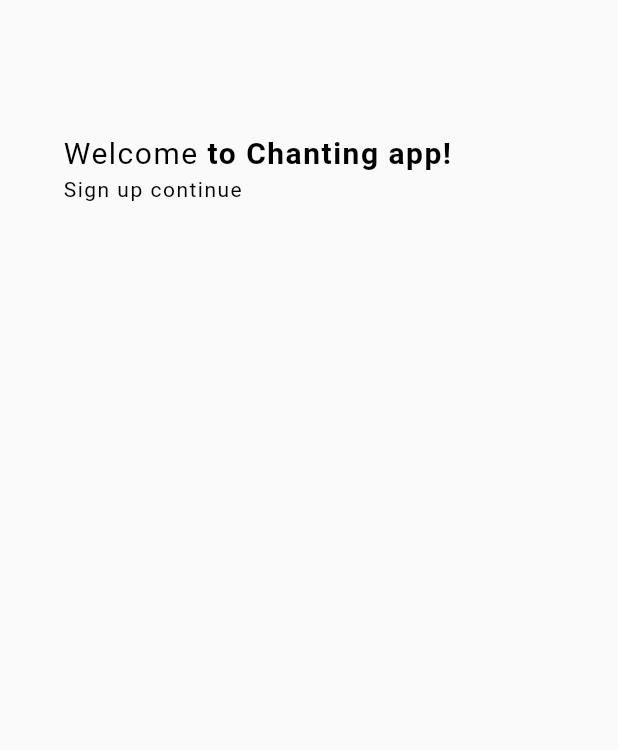
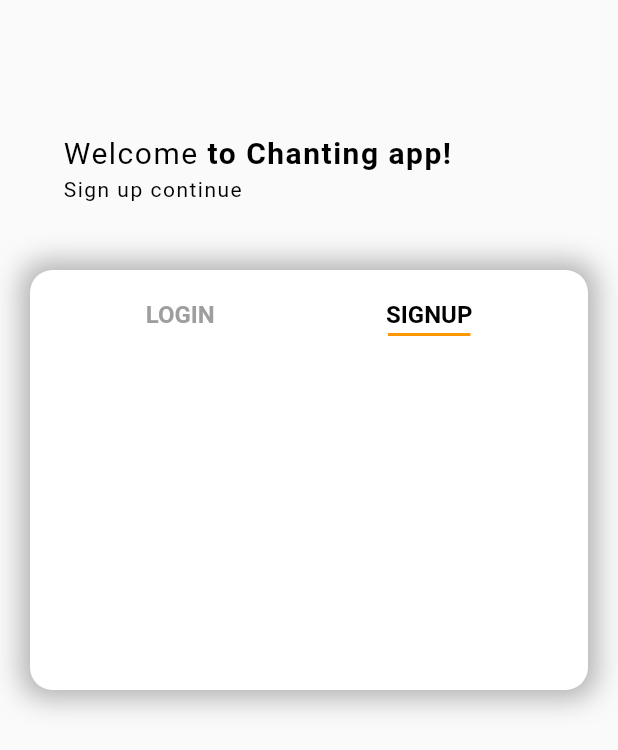
Before and after one commit to Yoochanhong/chat_app, a Flutter app: the screen it shows after launch, on a phone screen of 412 x 824 dp. Shown: the top 750 px of the screen. Run offline on Flutter 3.47's test engine with Material 2 defaults, Android fonts, the phone set to English and light mode, and no system bars.

Commit message:
⚜️ :: 로그인 창 & 로그인 회원가입 버튼 추가

```diff
--- a/lib/login_screen.dart
+++ b/lib/login_screen.dart
@@ -60,6 +60,82 @@ class _LoginScreenState extends State<LoginScreen> {
               ),
             ),
           ),
+          Positioned(
+            top: 180,
+            child: Container(
+              padding: EdgeInsets.all(20.0),
+              height: 280,
+              width: MediaQuery.of(context).size.width - 40,
+              margin: EdgeInsets.symmetric(horizontal: 20),
+              decoration: BoxDecoration(
+                  color: Colors.white,
+                  borderRadius: BorderRadius.circular(15.0),
+                  boxShadow: [
+                    BoxShadow(
+                      color: Colors.black.withOpacity(0.3),
+                      blurRadius: 15,
+                      spreadRadius: 5,
+                    ),
+                  ]),
+              child: Row(
+                mainAxisAlignment: MainAxisAlignment.spaceAround,
+                children: [
+                  GestureDetector(
+                    onTap: () {
+                      setState(() {
+                        isSignupScreen = false;
+                      });
+                    },
+                    child: Column(
+                      children: [
+                        Text(
+                          'LOGIN',
+                          style: TextStyle(
+                            fontSize: 16,
+                            fontWeight: FontWeight.bold,
+                            color: !isSignupScreen ? Colors.black : Colors.grey,
+                          ),
+                        ),
+                        if (!isSignupScreen)
+                          Container(
+                            margin: EdgeInsets.only(top: 3),
+                            height: 2,
+                            width: 55,
+                            color: Colors.orange,
+                          ),
+                      ],
+                    ),
+                  ),
+                  GestureDetector(
+                    onTap: () {
+                      setState(() {
+                        isSignupScreen = true;
+                      });
+                    },
+                    child: Column(
+                      children: [
+                        Text(
+                          'SIGNUP',
+                          style: TextStyle(
+                            fontSize: 16,
+                            fontWeight: FontWeight.bold,
+                            color: isSignupScreen ? Colors.black : Colors.grey,
+                          ),
+                        ),
+                        if (isSignupScreen)
+                          Container(
+                            margin: EdgeInsets.only(top: 3),
+                            height: 2,
+                            width: 55,
+                            color: Colors.orange,
+                          ),
+                      ],
+                    ),
+                  ),
+                ],
+              ),
+            ),
+          ),
         ],
       ),
     );
```
